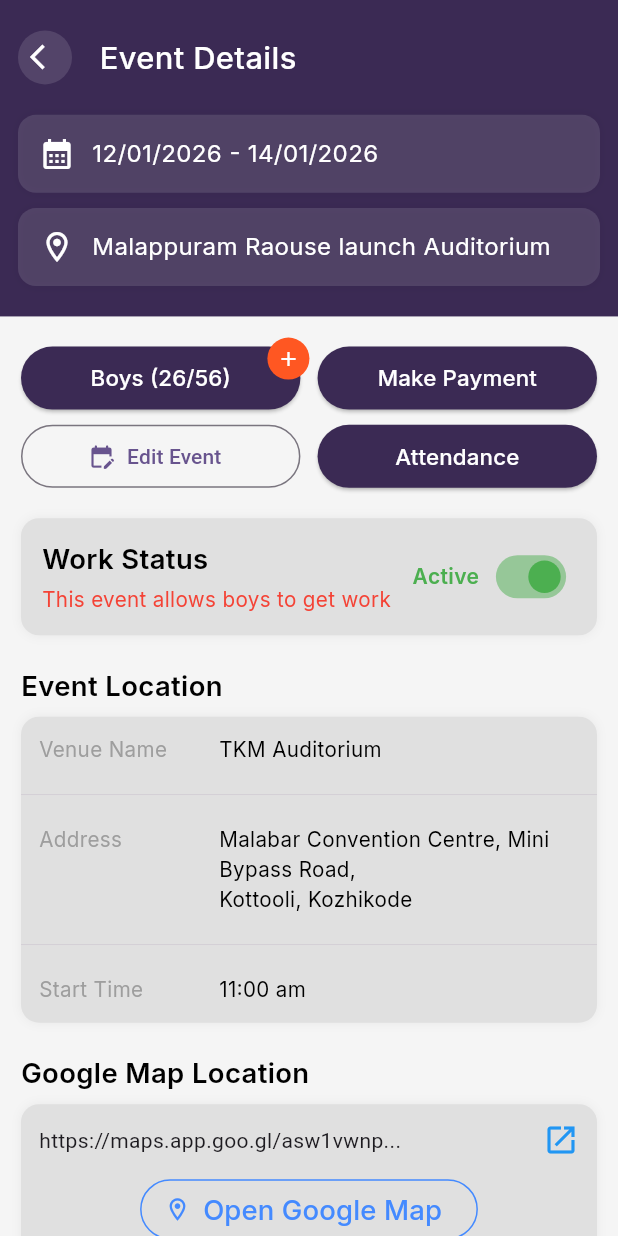
After one commit to Ameenyasircm/cateryx_new, a Flutter app: the EventDetailedScreen screen opened directly, on a phone screen of 412 x 824 dp. The commit adds this screen. Run offline on Flutter 3.47's test engine with Material 3 defaults, Android fonts, the phone set to English and light mode, and no system bars; our stand-ins replace cloud_firestore, firebase_core, flutter_screenutil, geocoding, geolocator, google_fonts and 3 more; accounts and stored records are empty.

Commit message:
ui coding for event details screen

```diff
--- a/lib/Constants/colors.dart
+++ b/lib/Constants/colors.dart
@@ -5,3 +5,5 @@ const clWhite= Colors.white;
  const grey2c = Color(0xFFC2C2C2);
  const blue7E = Color(0xff1A237E);
  const red22 = Color(0xffFF5722);
+final Color buttonColor = const Color(0xFF3B2A54);
+final Color bgColor = const Color(0xFFF5F5F5);
--- /dev/null
+++ b/lib/Manager/Screens/event_details_screen.dart
@@ -0,0 +1,426 @@
+import 'package:cateryyx/core/theme/app_spacing.dart';
+import 'package:cateryyx/core/theme/app_typography.dart';
+import 'package:flutter/material.dart';
+import 'package:flutter_screenutil/flutter_screenutil.dart';
+
+import '../../Constants/colors.dart';
+
+class EventDetailedScreen extends StatefulWidget {
+  const EventDetailedScreen({super.key});
+
+  @override
+  State<EventDetailedScreen> createState() => _EventDetailedScreenState();
+}
+
+class _EventDetailedScreenState extends State<EventDetailedScreen> {
+  bool isWorkAllowed = true;
+
+  @override
+  Widget build(BuildContext context) {
+    return Scaffold(
+      backgroundColor: bgColor,
+      body: SafeArea(
+        child: SingleChildScrollView(
+          child: Column(
+            crossAxisAlignment: CrossAxisAlignment.start,
+            children: [
+              /// ---------------- Header ----------------
+              Container(
+                color: buttonColor,
+                padding: const EdgeInsets.symmetric(horizontal: 12),
+                child: Column(
+                  children: [
+                    AppSpacing.h20,
+                    Row(
+                      children: [
+                        GestureDetector(
+                          onTap: () => Navigator.pop(context),
+                          child: const CircleAvatar(
+                            radius: 18,
+                            backgroundColor: Colors.white12,
+                            child: Icon(
+                              Icons.arrow_back_ios,
+                              color: clWhite,
+                              size: 20,
+                            ),
+                          ),
+                        ),
+                        AppSpacing.w16,
+                        Text(
+                          'Event Details',
+                          style: AppTypography.subtitle.copyWith(color: clWhite),
+                        )
+                      ],
+                    ),
+                    AppSpacing.h20,
+                    _infoTile(
+                      icon: Icons.calendar_month,
+                      text: '12/01/2026 - 14/01/2026',
+                    ),
+                    AppSpacing.h10,
+                    _infoTile(
+                      icon: Icons.location_on_outlined,
+                      text: 'Malappuram Raouse launch Auditorium',
+                    ),
+                    AppSpacing.h20,
+                  ],
+                ),
+              ),
+
+              /// ---------------- Body ----------------
+              Padding(
+                padding: const EdgeInsets.symmetric(horizontal: 14, vertical: 10),
+                child: Column(
+                  crossAxisAlignment: CrossAxisAlignment.start,
+                  children: [
+                    AppSpacing.h10,
+
+                    /// Buttons Row
+                    Row(
+                      children: [
+                        Expanded(
+                          child: _primaryButton(
+                            text: 'Boys (26/56)',
+                            onTap: () {},
+                            trailing: const CircleAvatar(
+                              radius: 14,
+                              backgroundColor: Colors.deepOrange,
+                              child: Icon(Icons.add, size: 16, color: Colors.white),
+                            ),
+                          ),
+                        ),
+                        AppSpacing.w10,
+                        Expanded(
+                          child: _primaryButton(
+                            text: 'Make Payment',
+                            onTap: () {},
+                          ),
+                        ),
+                      ],
+                    ),
+
+                    AppSpacing.h10,
+
+                    Row(
+                      children: [
+                        Expanded(
+                          child: _outlineButton(
+                            text: 'Edit Event',
+                            icon: Icons.edit_calendar_rounded,
+                            onTap: () {},
+                          ),
+                        ),
+                        AppSpacing.w10,
+                        Expanded(
+                          child: _primaryButton(
+                            text: 'Attendance',
+                            onTap: () {},
+                          ),
+                        ),
+                      ],
+                    ),
+
+                    AppSpacing.h20,
+
+                    /// Work Status
+                  Container(
+                    padding: const EdgeInsets.all(14),
+                    decoration: _cardDecoration(color: Colors.grey.shade300),
+                    child: Row(
+                      mainAxisAlignment: MainAxisAlignment.spaceBetween,
+                      crossAxisAlignment: CrossAxisAlignment.center,
+                      children: [
+                        /// Left content
+                        Expanded(
+                          child: Column(
+                            crossAxisAlignment: CrossAxisAlignment.start,
+                            children: [
+                              Text(
+                                'Work Status',
+                                style: AppTypography.body1.copyWith(
+                                  fontWeight: FontWeight.w600,
+                                ),
+                              ),
+                              AppSpacing.h4, // ✅ fixed (vertical spacing)
+                              Text(
+                                'This event allows boys to get work',
+                                maxLines: 2,
+                                overflow: TextOverflow.ellipsis,
+                                style: AppTypography.caption.copyWith(color: Colors.red),
+                              ),
+                            ],
+                          ),
+                        ),
+
+                        AppSpacing.w10,
+
+                        /// Right switch + status
+                        Row(
+                          mainAxisSize: MainAxisSize.min,
+                          children: [
+                            Text(
+                              isWorkAllowed ? 'Active' : 'Inactive',
+                              style: AppTypography.body1.copyWith(
+                                fontWeight: FontWeight.w600,fontSize: 14,
+                                color: isWorkAllowed ? Colors.green : Colors.grey,
+                              ),
+                            ),
+                            AppSpacing.w4,
+                            Transform.scale(
+                              scale: 0.9, // ✅ cleaner in production
+                              child: Switch(
+                                value: isWorkAllowed,
+                                inactiveTrackColor: Colors.grey.shade400,
+                                activeColor: Colors.green,
+                                onChanged: (v) {
+                                  setState(() => isWorkAllowed = v);
+                                },
+                              ),
+                            ),
+                          ],
+                        ),
+                      ],
+                    ),
+                  ),
+
+                  AppSpacing.h20,
+
+                    _sectionTitle('Event Location'),
+                    _detailCard(children: [
+                      _detailRow('Venue Name', 'TKM Auditorium'),
+                      _divider(),
+                      _detailRow(
+                        'Address',
+                        'Malabar Convention Centre, Mini Bypass Road,\nKottooli, Kozhikode',
+                      ),
+                      _divider(),
+                      _detailRow('Start Time', '11:00 am'),
+                    ]),
+
+                    AppSpacing.h20,
+
+                    _sectionTitle('Google Map Location'),
+                    _mapBox(),
+
+                    AppSpacing.h20,
+
+                    _sectionTitle('Client Details'),
+                    _detailCard(children: [
+                      _detailRow('Client Name', 'Jhone'),
+                      _divider(),
+                      _contactRow('Contact Number', '5656245987'),
+                      _divider(),
+                      _contactRow('Alternate Contact', '5656245987'),
+                      _divider(),
+                      _detailRow('Boys Required', '56'),
+                      _divider(),
+                      _contactRow('Captain', 'Al Wariz P kamarudheen'),
+                    ]),
+
+                    AppSpacing.h20,
+                  ],
+                ),
+              ),
+            ],
+          ),
+        ),
+      ),
+    );
+  }
+
+  /// ---------------- Reusable Widgets ----------------
+
+  Widget _infoTile({required IconData icon, required String text}) {
+    return Container(
+      padding: const EdgeInsets.all(14),
+      decoration: _cardDecoration(),
+      child: Row(
+        children: [
+          Icon(icon, color: clWhite),
+          AppSpacing.w10,
+          Expanded(
+            child: Text(
+              text,
+              overflow: TextOverflow.ellipsis,
+              style: AppTypography.body2.copyWith(color: clWhite),
+            ),
+          ),
+        ],
+      ),
+    );
+  }
+
+  Widget _primaryButton({
+    required String text,
+    required VoidCallback onTap,
+    Widget? trailing,
+  }) {
+    return Stack(
+      clipBehavior: Clip.none,
+      children: [
+        SizedBox(
+          height: 42,
+          width: double.infinity,
+          child: ElevatedButton(
+            onPressed: onTap,
+            style: ElevatedButton.styleFrom(
+              backgroundColor: buttonColor,
+              shape: RoundedRectangleBorder(
+                borderRadius: BorderRadius.circular(30),
+              ),
+            ),
+            child: Text(
+              text,
+              style: AppTypography.body2.copyWith(
+                color: clWhite,
+                fontWeight: FontWeight.w500,
+                fontSize: 13.sp,
+              ),
+            ),
+          ),
+        ),
+        if (trailing != null)
+          Positioned(
+            right: -6,
+            top: -6,
+            child: trailing,
+          ),
+      ],
+    );
+  }
+
+  Widget _outlineButton({
+    required String text,
+    required IconData icon,
+    required VoidCallback onTap,
+  }) {
+    return SizedBox(
+      height: 42,
+      child: OutlinedButton.icon(
+        onPressed: onTap,
+        icon: Icon(icon),
+        label: Text(text),
+        style: OutlinedButton.styleFrom(
+          shape: RoundedRectangleBorder(
+            borderRadius: BorderRadius.circular(30),
+          ),
+        ),
+      ),
+    );
+  }
+
+  Widget _sectionTitle(String title) {
+    return Padding(
+      padding: const EdgeInsets.only(bottom: 8),
+      child: Text(
+        title,
+        style: AppTypography.body1.copyWith(fontWeight: FontWeight.w600),
+      ),
+    );
+  }
+
+  Widget _detailCard({required List<Widget> children}) {
+    return Container(
+      decoration: _cardDecoration(color: Colors.grey.shade300),
+      child: Column(children: children),
+    );
+  }
+
+  Widget _detailRow(String label, String value) {
+    return Padding(
+      padding: const EdgeInsets.all(12),
+      child: Row(
+        crossAxisAlignment: CrossAxisAlignment.start,
+        children: [
+          SizedBox(
+            width: 120,
+            child: Text(
+              label,
+              style: AppTypography.caption.copyWith(color: Colors.grey),
+            ),
+          ),
+          Expanded(
+            child: Text(
+              value,
+              style: AppTypography.caption,
+            ),
+          ),
+        ],
+      ),
+    );
+  }
+
+  Widget _contactRow(String label, String value) {
+    return Padding(
+      padding: const EdgeInsets.all(12),
+      child: Row(
+        children: [
+          SizedBox(
+            width: 120,
+            child: Text(
+              label,
+              style: AppTypography.caption.copyWith(color: Colors.grey),
+            ),
+          ),
+          Expanded(child: Text(value, style: AppTypography.caption)),
+          const Icon(Icons.call, color: Colors.blue, size: 20),
+          AppSpacing.w6,
+          Image.asset(
+            "assets/whatsapp.png",
+            width: 24.w,
+            height: 30.h,
+          ),
+        ],
+      ),
+    );
+  }
+
+  Widget _mapBox() {
+    return Container(
+      padding: const EdgeInsets.all(12),
+      decoration: _cardDecoration(color: Colors.grey.shade300),
+      child: Column(
+        children: [
+          Row(
+            children: const [
+              Expanded(
+                child: Text(
+                  'https://maps.app.goo.gl/asw1vwnp...',
+                  overflow: TextOverflow.ellipsis,
+                ),
+              ),
+              Icon(Icons.open_in_new, color: Colors.blue),
+            ],
+          ),
+          AppSpacing.h10,
+          OutlinedButton.icon(
+            style:OutlinedButton.styleFrom(
+              side: BorderSide(color:Colors.blueAccent )
+            ),
+            onPressed: () {},
+            icon: const Icon(Icons.location_on_outlined, color: Colors.blueAccent),
+            label: Text(
+              'Open Google Map',
+              style: AppTypography.body1.copyWith(color: Colors.blueAccent),
+            ),
+          ),
+        ],
+      ),
+    );
+  }
+
+  Divider _divider() => const Divider(thickness: 0.4);
+
+  BoxDecoration _cardDecoration({Color color = Colors.white12}) {
+    return BoxDecoration(
+      color: color,
+      borderRadius: BorderRadius.circular(12),
+      boxShadow: [
+        BoxShadow(
+          color: Colors.black.withOpacity(0.05),
+          blurRadius: 5,
+        ),
+      ],
+    );
+  }
+}
--- a/lib/Manager/Screens/manager_home_screen.dart
+++ b/lib/Manager/Screens/manager_home_screen.dart
@@ -8,6 +8,7 @@ import '../../Constants/my_functions.dart';
 import '../Providers/ManagerProvider.dart';
 import 'create_new_event.dart';
 import 'event_detailed_screen.dart';
+import 'event_details_screen.dart';
 
 class ManagerHomeScreen extends StatelessWidget {
   const ManagerHomeScreen({Key? key}) : super(key: key);
@@ -111,8 +112,12 @@ class ManagerHomeScreen extends StatelessWidget {
                     final event = events[index];
                     return InkWell(
                       onTap: () {
+                        // callNext(
+                        //   EventDetailScreen(eventId: event.eventId),
+                        //   context,
+                        // );
                         callNext(
-                          EventDetailScreen(eventId: event.eventId),
+                          EventDetailedScreen(),
                           context,
                         );
                       },
--- /dev/null
+++ b/lib/core/utils/extensions/context_extensions.dart
@@ -0,0 +1,8 @@
+import 'package:flutter/cupertino.dart';
+
+extension MediaQueryValues on BuildContext {
+  double get height => MediaQuery.of(this).size.height;
+  double get width => MediaQuery.of(this).size.width;
+  EdgeInsets get padding => MediaQuery.of(this).padding;
+  Orientation get orientation => MediaQuery.of(this).orientation;
+}
--- a/lib/main.dart
+++ b/lib/main.dart
@@ -9,6 +9,7 @@ import 'Boys/Screens/navbar/boy_bottomNav.dart';
 import 'Manager/Providers/EventDetailProvider.dart';
 import 'Manager/Providers/LoginProvider.dart';
 import 'Manager/Providers/ManagerProvider.dart';
+import 'Manager/Screens/event_details_screen.dart';
 import 'Manager/Screens/sample.dart';
 import 'Manager/Screens/splashScreen.dart';
 
@@ -137,6 +138,7 @@ class MyApp extends StatelessWidget {
               useMaterial3: true,
             ),
             home: const SplashScreen(),
+              // home: EventDetailedScreen()
           ),
         );
       },
```
Also changed, not shown: assets/whatsapp.png (added).
